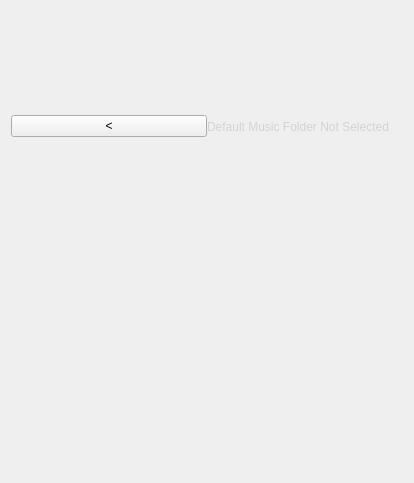
sunnibn/deck_ui, file ui/musicfilesystemwidget.ui: the form before one commit.
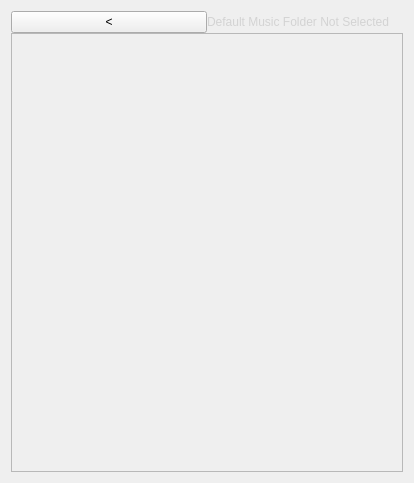
The form after the commit.

Commit message: feat(ui): music list item widget appliedwith clickability

```diff
--- a/ui/musicfilesystemwidget.ui
+++ b/ui/musicfilesystemwidget.ui
@@ -52,20 +52,40 @@
       <layout class="QHBoxLayout" name="folderLayout"/>
      </item>
      <item>
-      <layout class="QVBoxLayout" name="listLayout">
-       <item>
-        <widget class="QLabel" name="label">
+      <widget class="QScrollArea" name="scrollArea">
          <property name="styleSheet">
-          <string notr="true">QLabel#label {
-	color: lightgray;
+        <string notr="true">QScrollArea {
+	background: transparent;
+}
+QScrollArea&gt;QWidget&gt;QWidget {
+	background: transparent;
+}
+QWidget&gt;QWidget&gt;QScrollBar {
+	background: transparent;
 }</string>
          </property>
-         <property name="text">
-          <string/>
-         </property>
-        </widget>
-       </item>
-      </layout>
+       <property name="widgetResizable">
+        <bool>true</bool>
+       </property>
+       <widget class="QWidget" name="scrollWidget">
+        <property name="geometry">
+         <rect>
+          <x>0</x>
+          <y>0</y>
+          <width>392</width>
+          <height>432</height>
+         </rect>
+        </property>
+        <property name="styleSheet">
+         <string notr="true"/>
+        </property>
+        <layout class="QGridLayout" name="gridLayout_2">
+         <item row="0" column="0">
+          <layout class="QVBoxLayout" name="listLayout"/>
+         </item>
+        </layout>
+       </widget>
+      </widget>
      </item>
     </layout>
    </item>
```
Lines whose indentation alone changed are shown as unchanged. The commit also changes 5 other files.
